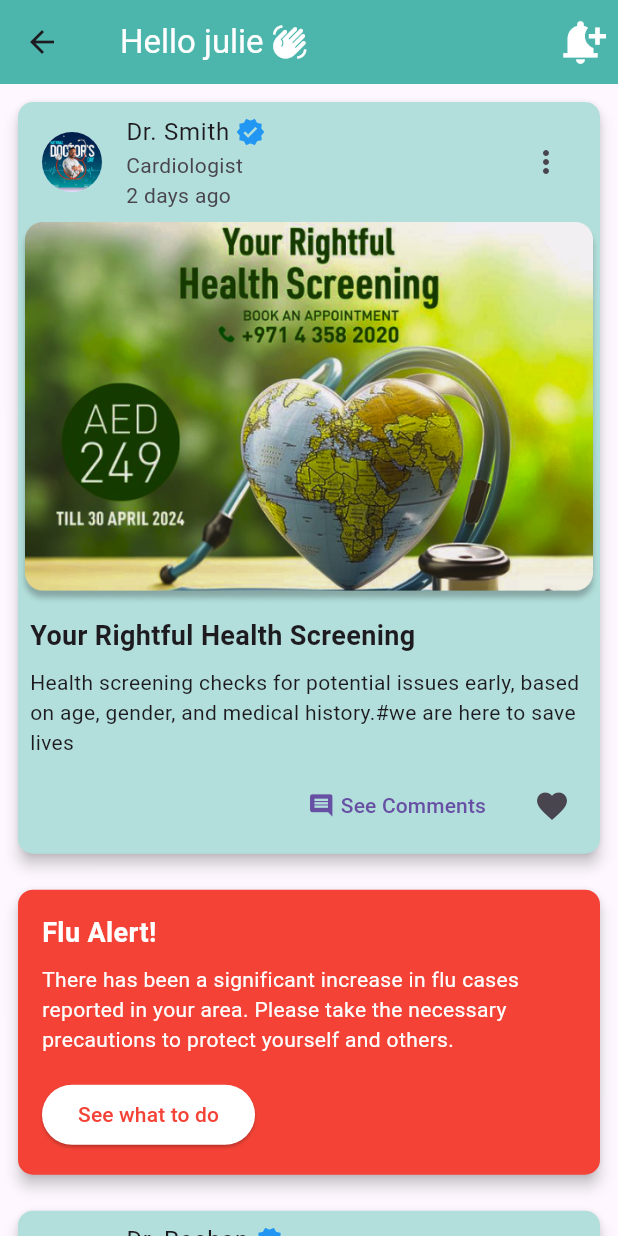
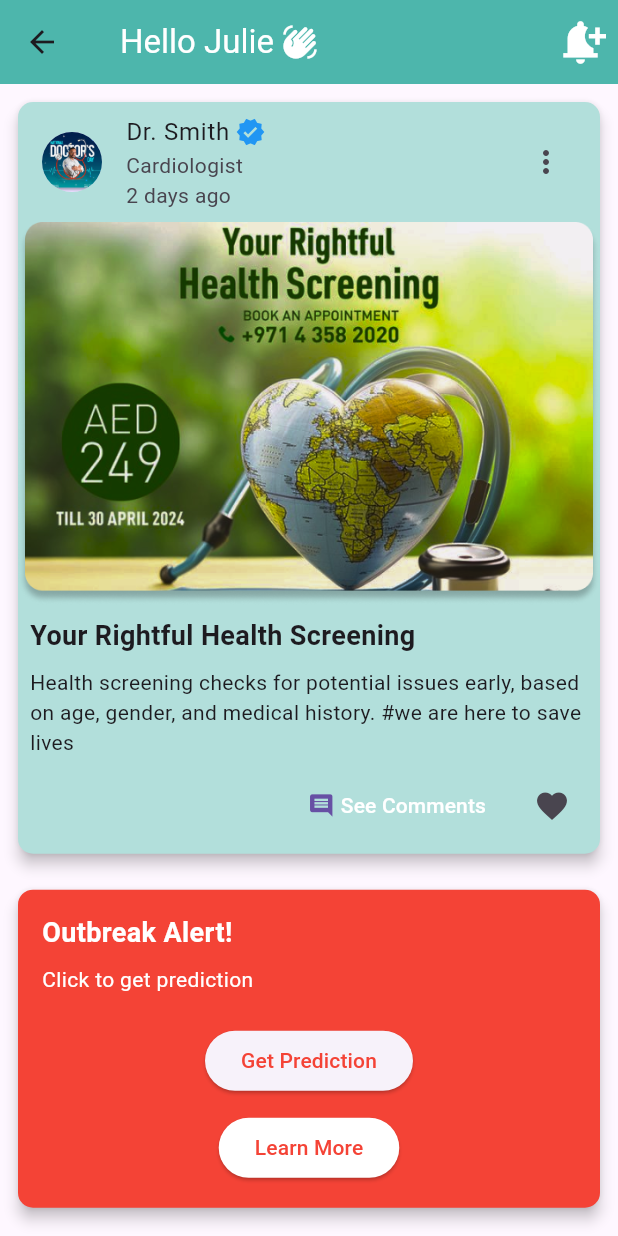
Before and after one commit to aisvamalar/CPM-IASOP, a Flutter app: the StoryScreen screen opened by its route, on a phone screen of 412 x 824 dp. Run offline on Flutter 3.47's test engine with Material 3 defaults, Android fonts, the phone set to English and light mode, and no system bars; our stand-ins replace audioplayers, avatar_glow, clay_containers, cloud_firestore, curved_navigation_bar, firebase_auth and 13 more; missing offline and left inert: circular_reveal_animation, firebase_app_check, qr_code_scanner; accounts and stored records are empty.

Commit message:
2nd commit

```diff
--- a/lib/screens/story_screen.dart
+++ b/lib/screens/story_screen.dart
@@ -1,4 +1,6 @@
 import 'package:flutter/material.dart';
+import 'package:iasop/screens/malaria_info_screen.dart';
+import 'package:iasop/services/api_service.dart';
 
 void main() {
   runApp(MyApp());
@@ -21,16 +23,14 @@ class StoryScreen extends StatelessWidget {
         backgroundColor: Colors.teal[300],
         title: Row(
           children: [
-
             SizedBox(width: 8),
-            Text('Hello julie ',style: TextStyle(color:Colors.white),),
-            Icon(Icons.waving_hand,color: Colors.white,),
-
+            Text('Hello Julie ', style: TextStyle(color: Colors.white)),
+            Icon(Icons.waving_hand, color: Colors.white),
           ],
         ),
         actions: [
           IconButton(
-            icon: Icon(Icons.notification_add,color:Colors.white,),
+            icon: Icon(Icons.notification_add, color: Colors.white),
             iconSize: 34,
             onPressed: () {},
           ),
@@ -45,15 +45,12 @@ class StoryScreen extends StatelessWidget {
             timeAgo: '2 days ago',
             title: 'Your Rightful Health Screening',
             description:
-            'Health screening checks for potential issues early, based on age, gender, and medical history.'
-                '#we are here to save lives',
+            'Health screening checks for potential issues early, based on age, gender, and medical history. #we are here to save lives',
             imagePath: 'images/img_12.png',
           ),
-          buildAlert(
+          buildAlertWithApiIntegration(
             context,
-            title: 'Flu Alert!',
-            description:
-            'There has been a significant increase in flu cases reported in your area. Please take the necessary precautions to protect yourself and others.',
+            title: 'Outbreak Alert!',
           ),
           buildPost(
             context,
@@ -61,7 +58,8 @@ class StoryScreen extends StatelessWidget {
             specialization: 'Dentist',
             timeAgo: '24 hours ago',
             title: 'QUALITY DENTAL CARE',
-            description: 'Our Services\n• Braces\n• Dental Implants\n• Teeth Whitening',
+            description:
+            'Our Services\n• Braces\n• Dental Implants\n• Teeth Whitening',
             imagePath: 'images/img_13.png',
           ),
           buildPost(
@@ -70,7 +68,8 @@ class StoryScreen extends StatelessWidget {
             specialization: 'Dermatologist',
             timeAgo: '10 hours ago',
             title: 'Facial Aesthetics',
-            description: 'Enhance your beauty with our expert facial aesthetic services.',
+            description:
+            'Enhance your beauty with our expert facial aesthetic services.',
             imagePath: 'images/img_10.png',
           ),
         ],
@@ -88,7 +87,7 @@ class StoryScreen extends StatelessWidget {
     return Padding(
       padding: const EdgeInsets.all(8.0),
       child: Card(
-        color: Colors.teal[100], // Light teal color
+        color: Colors.teal[100],
         elevation: 4,
         shape: RoundedRectangleBorder(borderRadius: BorderRadius.circular(10)),
         child: Column(
@@ -102,7 +101,7 @@ class StoryScreen extends StatelessWidget {
                 children: [
                   Text(name),
                   SizedBox(width: 4),
-                  Icon(Icons.verified, color: Colors.blue, size: 20), // Verified symbol
+                  Icon(Icons.verified, color: Colors.blue, size: 20),
                 ],
               ),
               subtitle: Column(
@@ -112,7 +111,7 @@ class StoryScreen extends StatelessWidget {
                   Text(timeAgo),
                 ],
               ),
-              trailing: Icon(Icons.more_vert), // Three dots for more options
+              trailing: Icon(Icons.more_vert),
             ),
             Image.asset(imagePath),
             Padding(
@@ -134,7 +133,8 @@ class StoryScreen extends StatelessWidget {
                     children: [
                       Icon(Icons.comment),
                       SizedBox(width: 4),
-                      Text('See Comments'),
+                      Text('See Comments',
+                          style: TextStyle(color: Colors.white)),
                     ],
                   ),
                 ),
@@ -150,21 +150,78 @@ class StoryScreen extends StatelessWidget {
     );
   }
 
-  Widget buildAlert(BuildContext context,
-      {required String title, required String description}) {
+  Widget buildAlertWithApiIntegration(BuildContext context,
+      {required String title}) {
     return Padding(
       padding: const EdgeInsets.all(8.0),
       child: Card(
         color: Colors.red,
         elevation: 4,
         shape: RoundedRectangleBorder(borderRadius: BorderRadius.circular(10)),
-        child: Padding(
+        child: ApiIntegration(title: title),
+      ),
+    );
+  }
+}
+
+class ApiIntegration extends StatefulWidget {
+  final String title;
+
+  ApiIntegration({required this.title});
+
+  @override
+  _ApiIntegrationState createState() => _ApiIntegrationState();
+}
+
+class _ApiIntegrationState extends State<ApiIntegration> {
+  String predictionMessage = 'Click to get prediction';
+  String city = 'Chennai'; // Default city
+  late ApiService apiService;
+  bool isLoading = false;
+  String error = '';
+  Map<String, dynamic>? prediction;
+
+  @override
+  void initState() {
+    super.initState();
+    // Initialize the ApiService with your Flask server's URL
+    apiService = ApiService('http://192.168.23.56:5000');
+  }
+
+  void fetchPrediction() async {
+    setState(() {
+      isLoading = true;
+      error = '';
+    });
+
+    try {
+      // Fetch the prediction from the API
+      final result = await apiService.getPrediction(city);
+      setState(() {
+        prediction = result;
+        predictionMessage = result['message']; // Display the message from the API
+      });
+    } catch (e) {
+      setState(() {
+        error = e.toString();
+        predictionMessage = 'Error fetching prediction';
+      });
+    } finally {
+      setState(() {
+        isLoading = false;
+      });
+    }
+  }
+
+  @override
+  Widget build(BuildContext context) {
+    return Padding(
       padding: const EdgeInsets.all(16.0),
       child: Column(
         crossAxisAlignment: CrossAxisAlignment.start,
         children: [
           Text(
-                title,
+            widget.title,
             style: TextStyle(
               color: Colors.white,
               fontWeight: FontWeight.bold,
@@ -173,21 +230,45 @@ class StoryScreen extends StatelessWidget {
           ),
           SizedBox(height: 8),
           Text(
-                description,
+            predictionMessage,
             style: TextStyle(color: Colors.white),
           ),
-              SizedBox(height: 16),
+          if (error.isNotEmpty)
+            Text('Error: $error', style: TextStyle(color: Colors.red)),
+          SizedBox(height: 20),
+          Center(
+            child: Column(
+              children: [
+                isLoading
+                    ? CircularProgressIndicator(color: Colors.white)
+                    : ElevatedButton(
+                  onPressed: fetchPrediction,
+                  child: Text(
+                    'Get Prediction',
+                    style: TextStyle(color: Colors.red),
+                  ),
+                ),
+                SizedBox(height: 10), // Space between buttons
                 ElevatedButton(
+                  onPressed: () {
+                    Navigator.push(
+                      context,
+                      MaterialPageRoute(builder: (context) => MalariaInfoScreen()),
+                    );// Action for 'Learn More' button
+                    print('Learn More clicked');
+                  },
+                  child: Text(
+                    'Learn More',
+                    style: TextStyle(color: Colors.red),
+                  ),
                   style: ElevatedButton.styleFrom(
-                  foregroundColor: Colors.red,
-                  backgroundColor: Colors.white,
+                    backgroundColor: Colors.white, // Background color of the button
                   ),
-                onPressed: () {},
-                child: Text('See what to do'),
                 ),
               ],
             ),
           ),
+        ],
       ),
     );
   }
--- /dev/null
+++ b/lib/services/api_service.dart
@@ -0,0 +1,23 @@
+import 'dart:convert';
+import 'package:http/http.dart' as http;
+
+class ApiService {
+  final String baseUrl;
+
+  ApiService(this.baseUrl);
+
+  Future<Map<String, dynamic>> getPrediction(String city) async {
+    final url = Uri.parse('$baseUrl/predict?city=$city');
+    try {
+      final response = await http.get(url);
+
+      if (response.statusCode == 200) {
+        return json.decode(response.body);
+      } else {
+        throw Exception('Failed to load prediction');
+      }
+    } catch (e) {
+      throw Exception('Error: $e');
+    }
+  }
+}
```
Also changed, not shown: lib/screens/malaria_info_screen.dart (added, +120 -0 lines), images/img_45.png (added), images/img_46.png (added), images/img_47.png (added), lib/screens/prescription_form.dart (added), 1 other file. Lines whose indentation alone changed are shown as unchanged.
